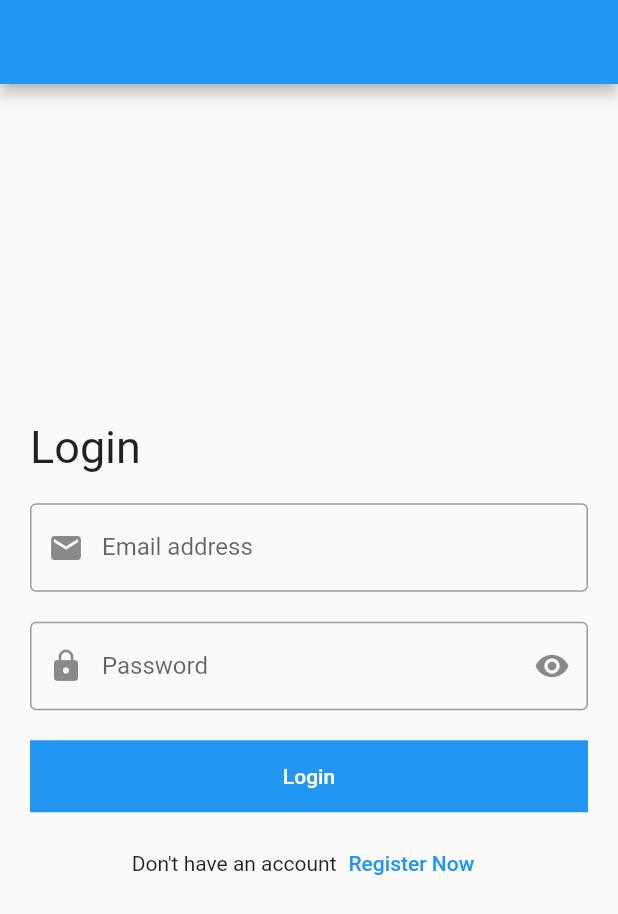
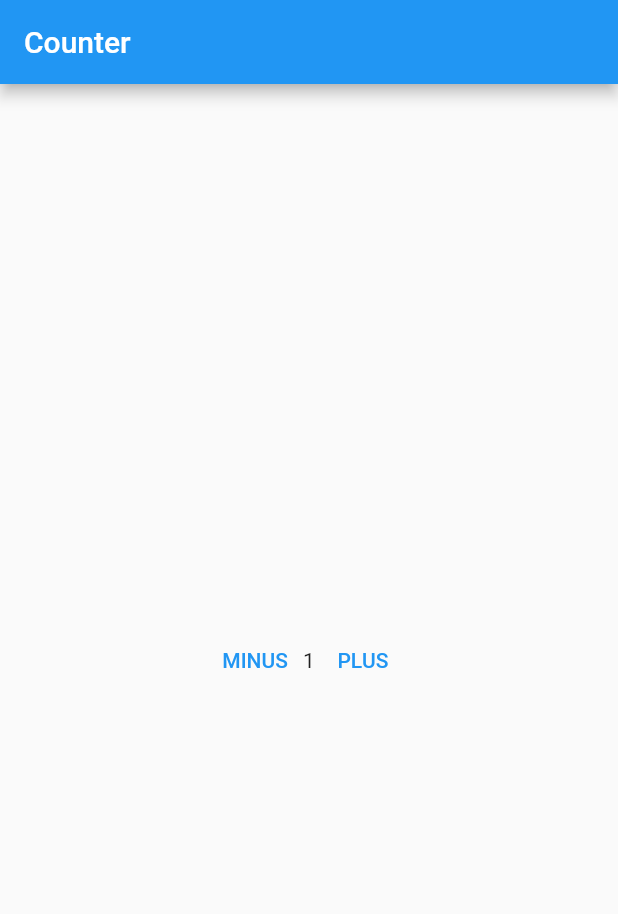
Before and after one commit to tareq-alkhateeb/my-application, a Flutter app: the screen it shows after launch, on a phone screen of 412 x 824 dp. Shown: the top 914 px of the screen. Run offline on Flutter 3.47's test engine with Material 2 defaults, Android fonts, the phone set to English and light mode, and no system bars.

Commit message:
27/5/2021

```diff
--- /dev/null
+++ b/lib/counter.dart
@@ -0,0 +1,50 @@
+import 'package:flutter/cupertino.dart';
+import 'package:flutter/material.dart';
+
+class CounterScreen extends StatefulWidget{
+  @override
+  _CounterScreenState createState() => _CounterScreenState();
+}
+
+class _CounterScreenState extends State<CounterScreen> {
+  int counter=1;
+  @override
+  void initState() {
+    // TODO: implement initState
+    super.initState();
+  }
+
+  @override
+  Widget build(BuildContext context) {
+    return Scaffold(
+      appBar: AppBar(
+        title: Text('Counter'),
+      ),
+      body: Center(
+        child: Row(
+          mainAxisAlignment: MainAxisAlignment.center,
+          children: [
+            TextButton(onPressed: (){
+              setState(() {
+
+              });
+              counter--;
+            },
+                child: Text('MINUS')),
+            Text('$counter'),
+            TextButton(onPressed: (){
+              setState(() {
+
+              });
+              counter++;
+            },
+                child: Text('PLUS')),
+          ],
+        ),
+      )
+    );
+    // TODO: implement build
+
+
+  }
+}
--- a/lib/main.dart
+++ b/lib/main.dart
@@ -1,6 +1,9 @@
 import 'package:flutter/material.dart';
 import 'package:udemy_flutter/home_screen.dart';
 import 'Login_screen.dart';
+import 'counter.dart';
+import 'messanger_screen.dart';
+import 'Users_screen.dart';
 
 void main() {
   runApp(MyApp());
@@ -14,7 +17,7 @@ class MyApp extends StatelessWidget
 
     return MaterialApp(
       debugShowCheckedModeBanner: false,
-      home: LoginScreen()
+      home: CounterScreen()
     );
     // throw UnimplementedError();
   }
```
Also changed, not shown: lib/Users_screen.dart (added, +74 -0 lines), lib/messanger_screen.dart (added, +133 -0 lines), lib/users.dart (added, +12 -0 lines), lib/Messanger_screen.dart (deleted).
